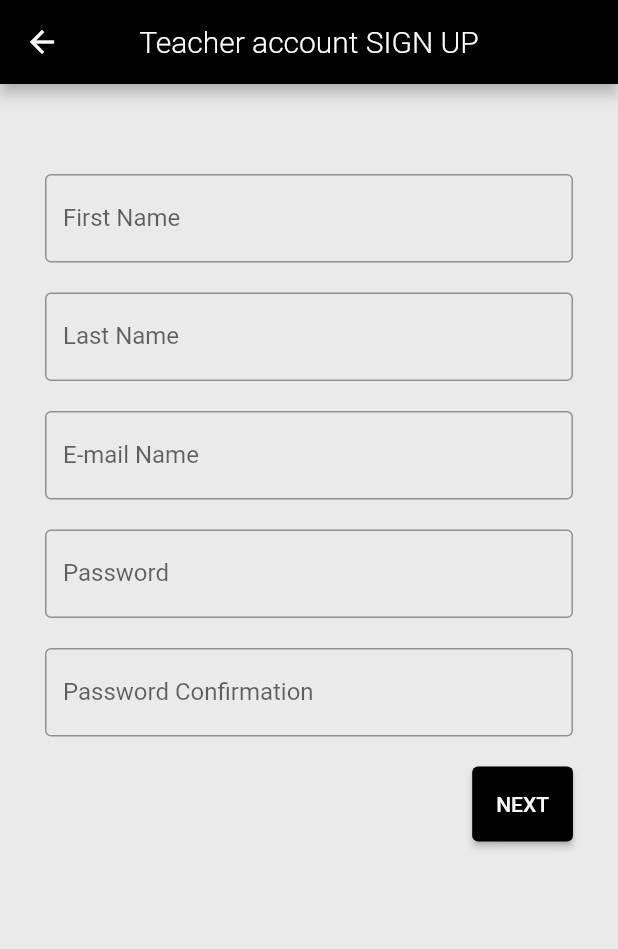
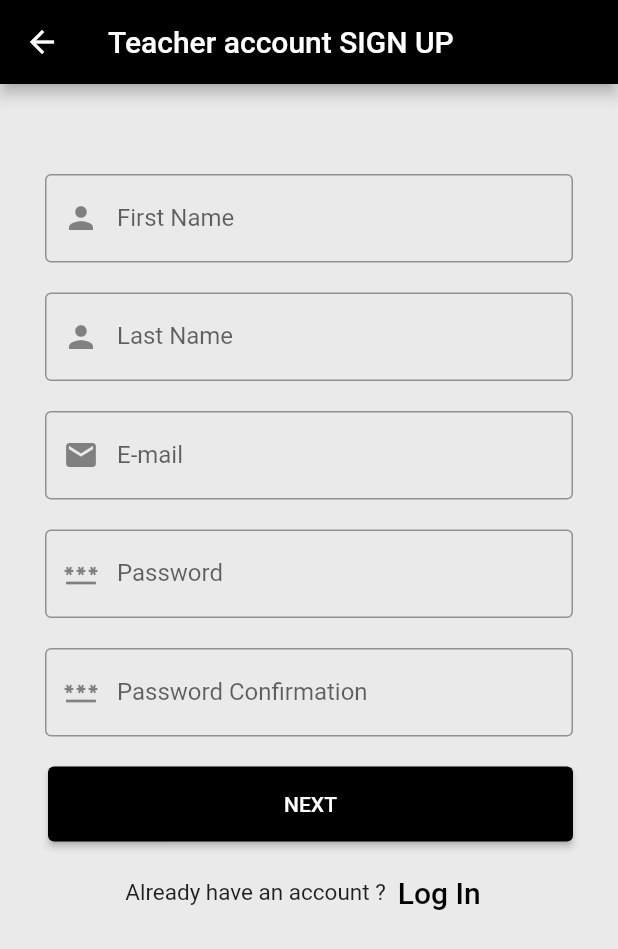
Before and after one commit to Shahabas008/Students-Attendance-Marker, a Flutter app: the Signuppage screen opened by its route, after a tap on "TEACHER ACCOUNT", on a phone screen of 412 x 824 dp. Shown: the top 949 px of the screen. Run offline on Flutter 3.47's test engine with Material 2 defaults, Android fonts, the light colour scheme and no system bars; our stand-ins replace firebase_auth, firebase_core, get, table_calendar; missing offline and left inert: bottom_nav_bar; accounts and stored records are empty; network calls fail; statements that could not run were skipped.

Commit message:
small changes

```diff
--- a/lib/create_an_account/signup.dart
+++ b/lib/create_an_account/signup.dart
@@ -1,4 +1,7 @@
+import 'package:collegeproject/create_an_account/studentaccountfirstpage.dart';
+import 'package:collegeproject/create_an_account/teacheraccountfirstpage.dart';
 import 'package:flutter/material.dart';
+import 'package:get/get.dart';
 
 class Signuppage extends StatelessWidget {
   const Signuppage({super.key});
@@ -6,49 +9,50 @@ class Signuppage extends StatelessWidget {
   @override
   Widget build(BuildContext context) {
     return Scaffold(
-      backgroundColor:const Color.fromARGB(255, 234, 234, 234),
-      body: Padding(
+      appBar: AppBar(
+        title: const Text('Create Account'),
+      ),
+      backgroundColor: const Color.fromARGB(255, 234, 234, 234),
+      body:
+       Padding(
         padding: const EdgeInsets.all(10),
         child: Column(
           children: [
+            SizedBox(
+              child: Image.asset('assets/teacherorstudent.png',
+              width: 250,
+              height: 250,),
+            ),
             Row(
               mainAxisAlignment: MainAxisAlignment.center,
-              children: const [
-                Text(
-                  'CREATE ACCOUNT',
-                  style: TextStyle(
-                    fontWeight: FontWeight.bold,
-                    decoration: TextDecoration.underline,
-                    fontSize: 20,
-                  ),
-                ),
-              ],
+              children: const [],
             ),
-            const SizedBox(height: 200,),
+
             ElevatedButton(
-
-              style:ElevatedButton.styleFrom(
-               minimumSize:const Size(50, 50),
-              backgroundColor: Colors.white,
-              elevation: 20,
-              foregroundColor: Colors.black,
+              style: ElevatedButton.styleFrom(
+                minimumSize: const Size(50, 50),
+                backgroundColor:const Color.fromARGB(255, 0, 0, 0),
+                elevation: 20,
+                foregroundColor:const Color.fromARGB(255, 255, 255, 255),
               ),
               child: const Text('TEACHER ACCOUNT'),
               onPressed: () {
-                 Navigator.pushNamed(context, "navigatingtoteacheraccountsignup");
+                 Get.to(() => const Teacheraccpage1());
               },
             ),
-            const SizedBox(height: 50,),
+            const SizedBox(
+              height: 50,
+            ),
             ElevatedButton(
-              style:ElevatedButton.styleFrom(
-                 minimumSize:const Size(50, 50),
-              backgroundColor: Colors.white,
-              elevation: 20,
-              foregroundColor: Colors.black,
+              style: ElevatedButton.styleFrom(
+                minimumSize: const Size(50, 50),
+                backgroundColor:const Color.fromARGB(255, 0, 0, 0),
+                elevation: 20,
+                foregroundColor:const  Color.fromARGB(255, 255, 255, 255),
               ),
               child: const Text('STUDENT ACCOUNT'),
               onPressed: () {
-                Navigator.pushNamed(context, "navigatingtostudentaccountsignup");
+               Get.to(() => const Studentaccpage1());
               },
             ),
           ],
--- a/lib/create_an_account/teacheraccountfirstpage.dart
+++ b/lib/create_an_account/teacheraccountfirstpage.dart
@@ -1,4 +1,7 @@
+import 'package:collegeproject/create_an_account/loginpage.dart';
+import 'package:collegeproject/create_an_account/teacheraccountsecondpage.dart';
 import 'package:flutter/material.dart';
+import 'package:get/get.dart';
 
 class Teacheraccpage1 extends StatefulWidget {
   const Teacheraccpage1({super.key});
@@ -13,13 +16,10 @@ class _Teacheraccpage1State extends State<Teacheraccpage1> {
     return Scaffold(
        backgroundColor:const Color.fromARGB(255, 234, 234, 234),
       appBar: AppBar(
-        centerTitle: true,
+
         title: const Text(
           'Teacher account SIGN UP',
-          style: TextStyle(
-            fontWeight: FontWeight.w300,
-            fontSize: 20,
-          ),
+
         ),
       ),
       body: body1(context),
@@ -29,12 +29,24 @@ class _Teacheraccpage1State extends State<Teacheraccpage1> {
 
 @override
 Widget body1(BuildContext context) {
-  return Padding(
+  final firstname = TextEditingController();
+  final lastname = TextEditingController();
+  final email = TextEditingController();
+  final password = TextEditingController();
+  final formkey = GlobalKey<FormState>();
+
+
+  return Form(
+    key: formkey,
+    child: SingleChildScrollView(
+      child: Padding(
         padding: const EdgeInsets.fromLTRB(30, 60, 30, 30),
         child: Column(
           children: [
-        const TextField(
-          decoration: InputDecoration(
+             TextFormField(
+              controller: firstname,
+              decoration: const InputDecoration(
+                prefixIcon: Icon(Icons.person),
                 border: OutlineInputBorder(),
                 labelText: 'First Name',
               ),
@@ -42,8 +54,10 @@ Widget body1(BuildContext context) {
             const SizedBox(
               height: 20,
             ),
-        const TextField(
-          decoration: InputDecoration(
+            TextFormField(
+              controller: lastname,
+              decoration: const InputDecoration(
+                 prefixIcon: Icon(Icons.person),
                 border: OutlineInputBorder(),
                 labelText: 'Last Name',
               ),
@@ -51,17 +65,22 @@ Widget body1(BuildContext context) {
             const SizedBox(
               height: 20,
             ),
-        const TextField(
-          decoration: InputDecoration(
+             TextFormField(
+              controller: email,
+              decoration:const  InputDecoration(
+                prefixIcon: Icon(Icons.email),
                 border: OutlineInputBorder(),
-            labelText: 'E-mail Name',
+                labelText: 'E-mail',
               ),
             ),
             const SizedBox(
               height: 20,
             ),
-        const TextField(
-          decoration: InputDecoration(
+            TextFormField(
+              controller: password,
+              obscureText: true,
+              decoration:const  InputDecoration(
+                prefixIcon:Icon(Icons.password) ,
                 border: OutlineInputBorder(),
                 labelText: 'Password ',
               ),
@@ -69,9 +88,11 @@ Widget body1(BuildContext context) {
             const SizedBox(
               height: 20,
             ),
-        const TextField(
-          decoration: InputDecoration(
+            TextFormField(
+              obscureText: true,
+              decoration:const InputDecoration(
                 border: OutlineInputBorder(),
+                prefixIcon: Icon(Icons.password) ,
                 labelText: 'Password Confirmation',
               ),
             ),
@@ -81,16 +102,37 @@ Widget body1(BuildContext context) {
               children: [
                 ElevatedButton(
                   style: ElevatedButton.styleFrom(
-                minimumSize:const Size(20, 50)
+                    minimumSize: const Size(350, 50)
                   ),
                   onPressed: () {
-                Navigator.pushNamed(context, "navigatingtoteacheraccountsignup2");
+                    Get.to(() => const Teacheraccpage2());
                   },
                   child: const Text('NEXT'),
                 ),
               ],
+            ),
+            const SizedBox(
+              height: 10,
+            ),
+            Row(
+              mainAxisAlignment: MainAxisAlignment.center,
+              children: [
+                 const Text('Already have an account ?',
+                 style: TextStyle(
+                  fontSize: 15
+                 ),
+              ),
+              TextButton(onPressed: () {
+                Get.to(() => const Loginpage());
+              }, child: const Text('Log In',
+              style: TextStyle(
+                fontSize: 20
+              ),))
+              ]
             )
           ],
         ),
+      ),
+    ),
   );
 }
```
Also changed, not shown: lib/Resources/login_controller.dart (added, +26 -0 lines), lib/Resources/sign_up_controller.dart (added, +30 -0 lines), lib/create_an_account/loginpage.dart (+24 -12 lines), lib/create_an_account/studentaccountfirstpage.dart (+60 -20 lines), lib/main.dart (+12 -11 lines), lib/splashscreen/splashscreen.dart (renamed from lib/splashscreen.dart, +2 -7 lines), pubspec.yaml (+6 -3 lines), assets/teacherorstudent.png (added), lib/Resources/firebase_options.dart (added), lib/Resources/palette.dart (renamed from lib/palette.dart), pubspec.lock, 6 other files. Lines whose indentation alone changed are shown as unchanged.
